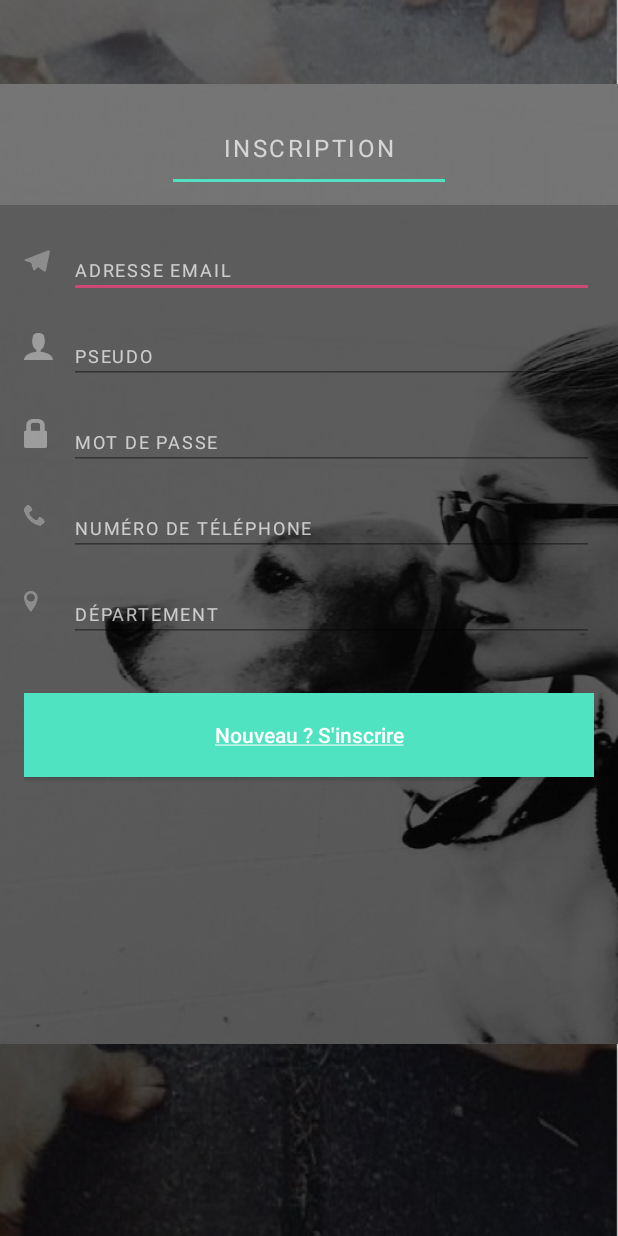
After one commit to ClaireCanella/MobileProjectSPAE06, an Android app: the layout activity_signup.xml on its own in the app's theme, with its tools: preview values and no code run, on a phone screen of 412 x 824 dp. The commit adds this screen. Run offline under Robolectric (Android 15) with nearby library versions, the phone set to English and light mode, and no system bars.

Commit message:
made activity_signup associate with content_signup

```diff
--- /dev/null
+++ b/app/src/main/res/layout/activity_signup.xml
@@ -0,0 +1,14 @@
+<?xml version="1.0" encoding="utf-8"?>
+<android.support.design.widget.CoordinatorLayout
+    xmlns:android="http://schemas.android.com/apk/res/android"
+    xmlns:app="http://schemas.android.com/apk/res-auto"
+    xmlns:tools="http://schemas.android.com/tools"
+    android:background="@drawable/home_bg"
+    android:layout_width="match_parent"
+    android:layout_height="match_parent"
+    android:fitsSystemWindows="true"
+    tools:context=".UI.activities.MainActivity">
+
+    <include layout="@layout/content_signup"/>
+
+</android.support.design.widget.CoordinatorLayout>
```
Also changed, not shown: app/src/main/java/com/claire/mobileprojectspae06/UI/activities/MainActivity.java (+1 -9 lines), app/src/main/res/layout/content_main.xml (+0 -20 lines), app/src/main/res/layout/content_signup.xml (renamed from app/src/main/res/layout/signup_view.xml).
